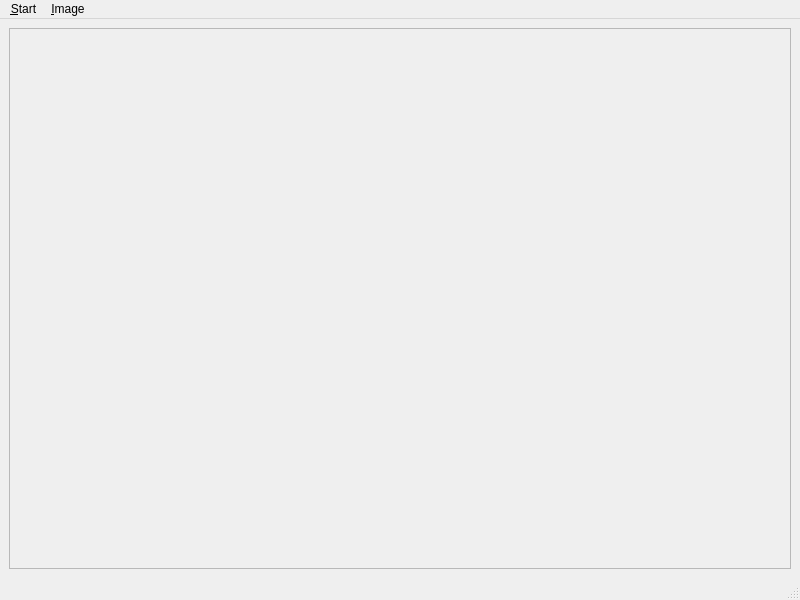
Above: qt/mainWindow.ui from nanomoomug/photoChooser before the change. Below: the same form after it.
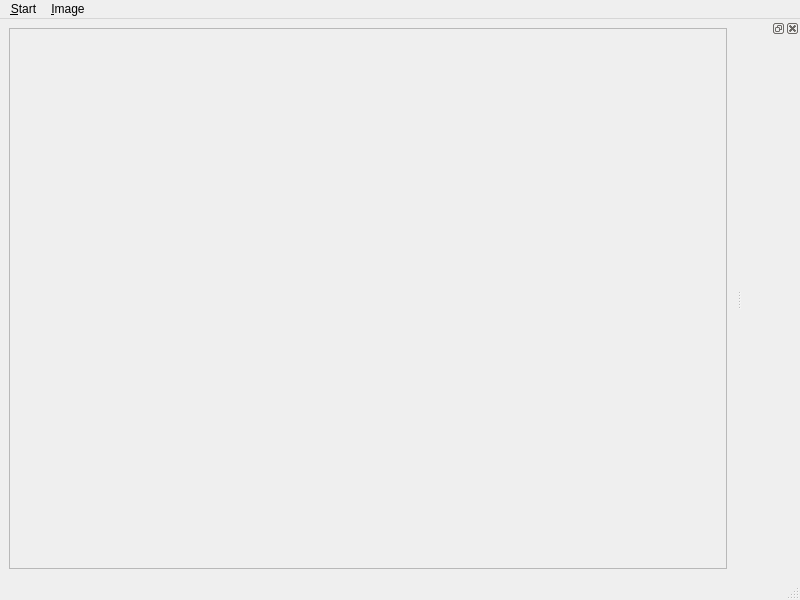
That is the form after the change.

Commit message: Added dockWidget to the qt form.

Patch:
```diff
--- a/qt/mainWindow.ui
+++ b/qt/mainWindow.ui
@@ -25,7 +25,7 @@
         <rect>
          <x>0</x>
          <y>0</y>
-         <width>780</width>
+         <width>601</width>
          <height>533</height>
         </rect>
        </property>
@@ -92,6 +92,18 @@
    <addaction name="menuImage"/>
   </widget>
   <widget class="QStatusBar" name="statusbar"/>
+  <widget class="QDockWidget" name="dockWidget">
+   <property name="floating">
+    <bool>true</bool>
+   </property>
+   <property name="allowedAreas">
+    <set>Qt::NoDockWidgetArea</set>
+   </property>
+   <attribute name="dockWidgetArea">
+    <number>2</number>
+   </attribute>
+   <widget class="QWidget" name="dockWidgetContents"/>
+  </widget>
   <action name="actionChoose">
    <property name="text">
     <string>&amp;Choose from Directory</string>
```
